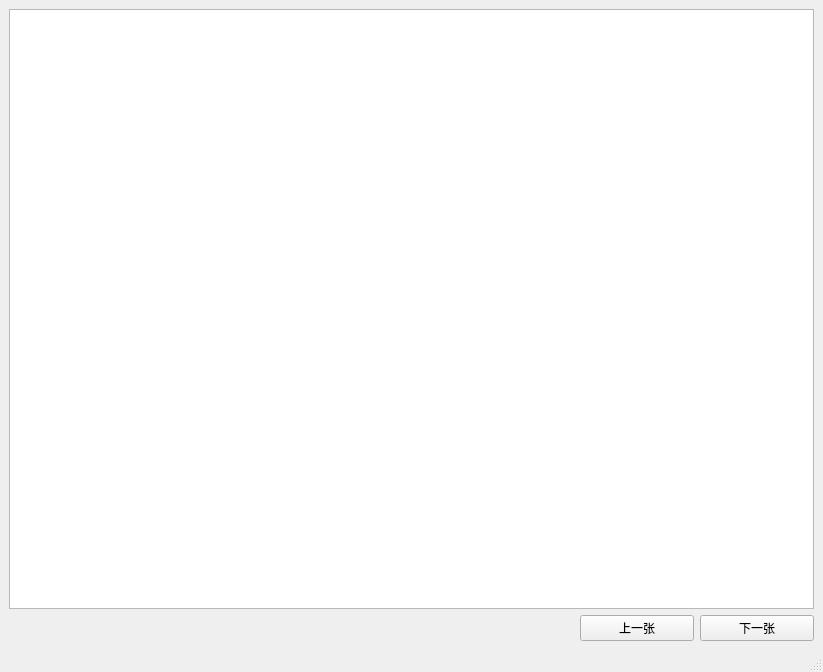
Qt form MainWindow.ui (KusicFack/Image_Picker) before a commit.
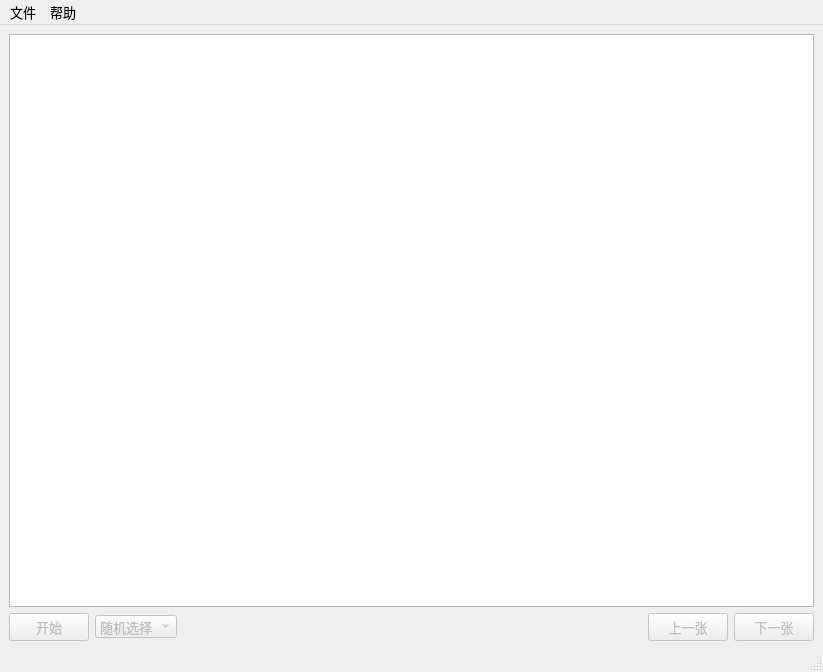
The same form after that commit.

Patch:
```diff
--- a/MainWindow.ui
+++ b/MainWindow.ui
@@ -10,6 +10,11 @@
     <height>672</height>
    </rect>
   </property>
+  <property name="font">
+   <font>
+    <pointsize>10</pointsize>
+   </font>
+  </property>
   <property name="windowTitle">
    <string>图片抽取器</string>
   </property>
@@ -21,7 +26,47 @@
     <item row="0" column="0">
      <layout class="QGridLayout" name="gridLayout">
       <item row="3" column="0">
-       <layout class="QHBoxLayout" name="horizontalLayout" stretch="5,1,1">
+       <layout class="QHBoxLayout" name="horizontalLayout" stretch="1,1,2,6,1,1">
+        <item>
+         <widget class="QPushButton" name="ControlButton">
+          <property name="enabled">
+           <bool>false</bool>
+          </property>
+          <property name="toolTip">
+           <string>开始抽取(↵)</string>
+          </property>
+          <property name="text">
+           <string>开始</string>
+          </property>
+          <property name="shortcut">
+           <string>Return</string>
+          </property>
+         </widget>
+        </item>
+        <item>
+         <widget class="QComboBox" name="ModeBox">
+          <property name="enabled">
+           <bool>false</bool>
+          </property>
+          <item>
+           <property name="text">
+            <string>随机选择</string>
+           </property>
+          </item>
+          <item>
+           <property name="text">
+            <string>顺序选择</string>
+           </property>
+          </item>
+         </widget>
+        </item>
+        <item>
+         <widget class="QLabel" name="CountLabel">
+          <property name="text">
+           <string/>
+          </property>
+         </widget>
+        </item>
         <item>
          <spacer name="horizontalSpacer">
           <property name="orientation">
@@ -36,14 +81,35 @@
          </spacer>
         </item>
         <item>
-         <widget class="QPushButton" name="BakcButton">
+         <widget class="QPushButton" name="BackButton">
+          <property name="enabled">
+           <bool>false</bool>
+          </property>
+          <property name="toolTip">
+           <string>上一张图片(←)</string>
+          </property>
           <property name="text">
            <string>上一张</string>
           </property>
+          <property name="shortcut">
+           <string>Left</string>
+          </property>
+          <property name="checkable">
+           <bool>false</bool>
+          </property>
+          <property name="checked">
+           <bool>false</bool>
+          </property>
          </widget>
         </item>
         <item>
          <widget class="QPushButton" name="NextButton">
+          <property name="enabled">
+           <bool>false</bool>
+          </property>
+          <property name="toolTip">
+           <string>下一张图片(→)</string>
+          </property>
           <property name="text">
            <string>下一张</string>
           </property>
@@ -59,6 +125,55 @@
    </layout>
   </widget>
   <widget class="QStatusBar" name="statusbar"/>
+  <widget class="QMenuBar" name="menuBar">
+   <property name="geometry">
+    <rect>
+     <x>0</x>
+     <y>0</y>
+     <width>823</width>
+     <height>33</height>
+    </rect>
+   </property>
+   <widget class="QMenu" name="menufile">
+    <property name="title">
+     <string>文件</string>
+    </property>
+    <property name="toolTipsVisible">
+     <bool>false</bool>
+    </property>
+    <addaction name="actionopen"/>
+    <addaction name="actionclear"/>
+   </widget>
+   <widget class="QMenu" name="menuhelp">
+    <property name="title">
+     <string>帮助</string>
+    </property>
+    <addaction name="actionabout"/>
+   </widget>
+   <addaction name="menufile"/>
+   <addaction name="menuhelp"/>
+  </widget>
+  <action name="actionopen">
+   <property name="text">
+    <string>打开文件夹</string>
+   </property>
+  </action>
+  <action name="actionclear">
+   <property name="enabled">
+    <bool>false</bool>
+   </property>
+   <property name="text">
+    <string>关闭文件夹</string>
+   </property>
+   <property name="iconText">
+    <string>关闭文件夹</string>
+   </property>
+  </action>
+  <action name="actionabout">
+   <property name="text">
+    <string>关于</string>
+   </property>
+  </action>
  </widget>
  <resources/>
  <connections/>
```
Left out of the diff: 3 changed lines with no effect on the pictures.
